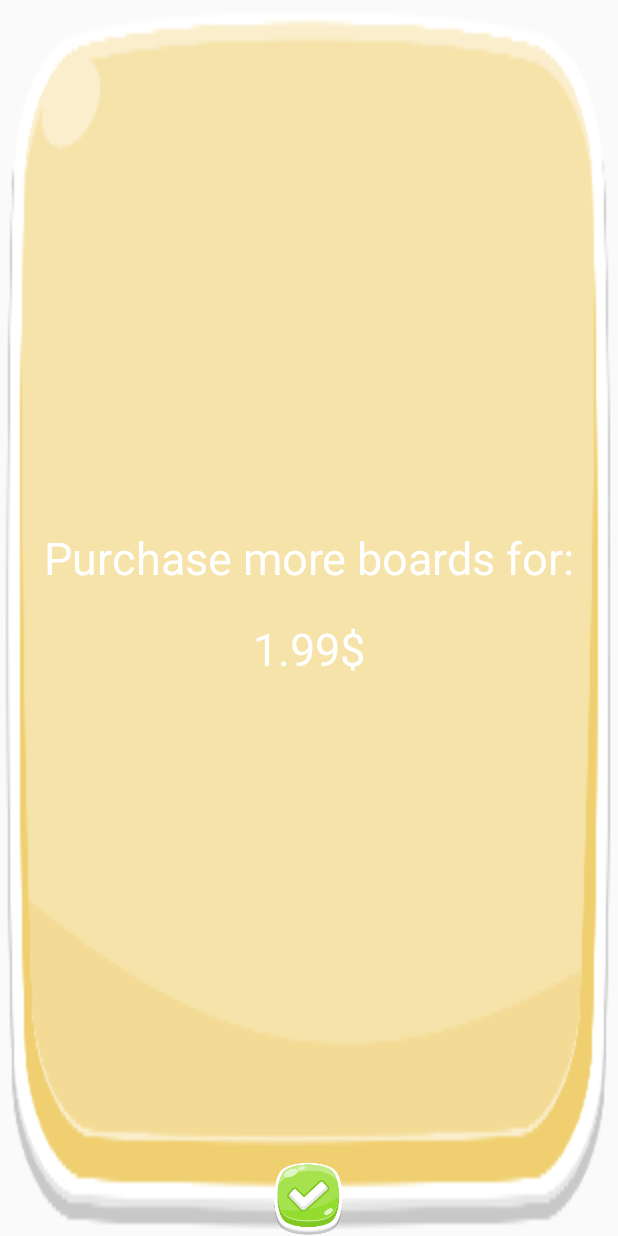
After one commit to endre-borcsok/BabyToy, an Android app: the layout layout_purchase_dialog.xml on its own in the app's theme, with its tools: preview values and no code run, on a phone screen of 412 x 824 dp. The commit adds this screen. Run offline under Robolectric (Android 15) with nearby library versions, the phone set to English and light mode, and no system bars.

Commit message:
improved in app purchases

```diff
--- a/app/src/main/AndroidManifest.xml
+++ b/app/src/main/AndroidManifest.xml
@@ -3,6 +3,7 @@
     package="com.ebsoft.babytoy">
 
     <uses-permission android:name="android.permission.VIBRATE"/>
+    <uses-permission android:name="com.android.vending.BILLING" />
 
     <application
         android:allowBackup="true"
--- a/app/src/main/java/com/ebsoft/babytoy/Dialog.java
+++ b/app/src/main/java/com/ebsoft/babytoy/Dialogs/Dialog.java
@@ -1,4 +1,4 @@
-package com.ebsoft.babytoy;
+package com.ebsoft.babytoy.Dialogs;
 
 import android.app.DialogFragment;
 import android.util.DisplayMetrics;
--- a/app/src/main/java/com/ebsoft/babytoy/ParentalDialog.java
+++ b/app/src/main/java/com/ebsoft/babytoy/Dialogs/ParentalDialog.java
@@ -1,4 +1,4 @@
-package com.ebsoft.babytoy;
+package com.ebsoft.babytoy.Dialogs;
 
 import android.graphics.Color;
 import android.graphics.Typeface;
@@ -11,6 +11,8 @@ import android.view.View;
 import android.view.ViewGroup;
 import android.widget.ImageView;
 import android.widget.TextView;
+
+import com.ebsoft.babytoy.R;
 
 import java.util.Random;
 
--- a/app/src/main/java/com/ebsoft/babytoy/SettingsDialog.java
+++ b/app/src/main/java/com/ebsoft/babytoy/Dialogs/SettingsDialog.java
@@ -1,4 +1,4 @@
-package com.ebsoft.babytoy;
+package com.ebsoft.babytoy.Dialogs;
 
 import android.content.SharedPreferences;
 import android.graphics.Color;
@@ -12,6 +12,8 @@ import android.view.View;
 import android.view.ViewGroup;
 import android.widget.ImageView;
 import android.widget.TextView;
+
+import com.ebsoft.babytoy.R;
 
 /**
  * Created by Endre on 27/03/2017.
--- a/app/src/main/java/com/ebsoft/babytoy/Game.java
+++ b/app/src/main/java/com/ebsoft/babytoy/Scenes/Game.java
@@ -1,4 +1,4 @@
-package com.ebsoft.babytoy;
+package com.ebsoft.babytoy.Scenes;
 
 import android.graphics.Color;
 import android.media.AudioManager;
@@ -18,6 +18,9 @@ import com.ebsoft.babytoy.Boards.Board;
 import com.ebsoft.babytoy.Boards.BoardElement;
 import com.ebsoft.babytoy.Boards.Instruments;
 import com.ebsoft.babytoy.Boards.Jungle;
+import com.ebsoft.babytoy.Dialogs.ParentalDialog;
+import com.ebsoft.babytoy.MainActivity;
+import com.ebsoft.babytoy.R;
 
 import java.util.ArrayList;
 
--- a/app/src/main/java/com/ebsoft/babytoy/Scene.java
+++ b/app/src/main/java/com/ebsoft/babytoy/Scenes/Scene.java
@@ -1,8 +1,10 @@
-package com.ebsoft.babytoy;
+package com.ebsoft.babytoy.Scenes;
 
 import android.content.SharedPreferences;
 import android.graphics.Typeface;
 import android.view.View;
+
+import com.ebsoft.babytoy.MainActivity;
 
 /**
  * Created by Endre on 25/03/2017.
--- a/app/src/main/java/com/ebsoft/babytoy/SplashScreen.java
+++ b/app/src/main/java/com/ebsoft/babytoy/Scenes/SplashScreen.java
@@ -1,8 +1,10 @@
-package com.ebsoft.babytoy;
+package com.ebsoft.babytoy.Scenes;
 
-import android.app.Activity;
 import android.graphics.Color;
 import android.widget.TextView;
+
+import com.ebsoft.babytoy.MainActivity;
+import com.ebsoft.babytoy.R;
 
 /**
  * Created by Endre on 25/03/2017.
--- /dev/null
+++ b/app/src/main/res/layout/layout_purchase_dialog.xml
@@ -0,0 +1,45 @@
+<?xml version="1.0" encoding="utf-8"?>
+<RelativeLayout xmlns:android="http://schemas.android.com/apk/res/android"
+    android:layout_width="match_parent"
+    android:layout_height="match_parent">
+
+    <ImageView
+        android:layout_width="match_parent"
+        android:layout_height="match_parent"
+        android:src="@drawable/dialog_background"
+        android:scaleType="fitXY"/>
+
+    <LinearLayout
+        android:layout_width="wrap_content"
+        android:layout_height="wrap_content"
+        android:layout_centerInParent="true"
+        android:orientation="vertical"
+        android:gravity="center">
+
+        <TextView
+            android:id="@+id/textQuestion"
+            android:layout_width="wrap_content"
+            android:layout_height="wrap_content"
+            android:textColor="#FFFFFF"
+            android:textSize="@dimen/menu_button_text_size"
+            android:text="@string/layout_purchase_dialog_purchase"/>
+
+        <TextView
+            android:id="@+id/textPrice"
+            android:layout_width="wrap_content"
+            android:layout_height="wrap_content"
+            android:textColor="#FFFFFF"
+            android:padding="20dp"
+            android:textSize="@dimen/menu_button_text_size"
+            android:text="1.99$"/>
+
+    </LinearLayout>
+
+    <ImageView
+        android:id="@+id/tick"
+        android:layout_width="50dp"
+        android:layout_height="50dp"
+        android:layout_centerHorizontal="true"
+        android:layout_alignParentBottom="true"
+        android:src="@drawable/tick_green"/>
+</RelativeLayout>
--- a/app/src/main/res/values/strings.xml
+++ b/app/src/main/res/values/strings.xml
@@ -3,4 +3,7 @@
     <string name="menu_button_play_text">Play</string>
     <string name="menu_button_more_boards_text">More Boards</string>
     <string name="menu_button_options_text">Options</string>
+
+    <string name="layout_purchase_dialog_purchase">Purchase more boards for:</string>
+    <string name="layout_purchase_dialog_price_loading">Loading price...</string>
 </resources>
```
Also changed, not shown: app/src/main/java/com/ebsoft/babytoy/Dialogs/PurchaseDialog.java (added, +142 -0 lines), app/src/main/java/com/ebsoft/babytoy/MainActivity.java (+76 -6 lines), app/src/main/java/com/ebsoft/babytoy/Purchases.java (added, +113 -0 lines), app/src/main/java/com/ebsoft/babytoy/Scenes/Menu.java (renamed from app/src/main/java/com/ebsoft/babytoy/Menu.java, +34 -7 lines).
